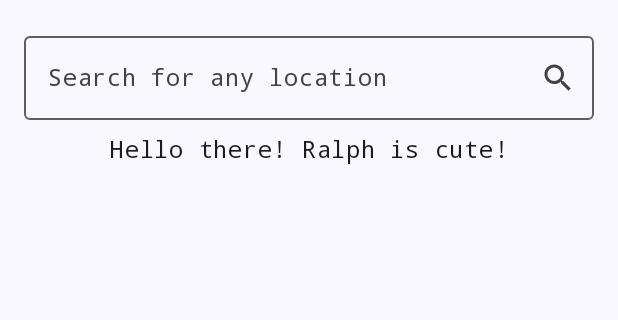
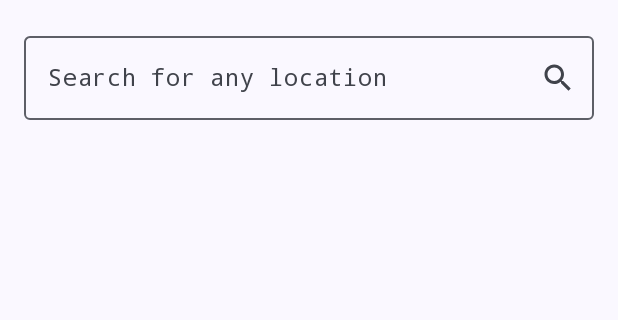
Before and after one commit to ralphmarondev/weather-app, an Android app built with Jetpack Compose: the screen it shows after launch (MainActivity), on a phone screen of 412 x 824 dp, the part 96-416 px from its top. Run offline under Robolectric (Android 15) with nearby library versions, the phone set to English and light mode, and no system bars; our stand-ins replace livedata-compose; pictures from the network do not load.

```diff
--- a/app/src/main/java/com/ralphmarondev/weatherapp/presentation/HomeScreen.kt
+++ b/app/src/main/java/com/ralphmarondev/weatherapp/presentation/HomeScreen.kt
@@ -129,12 +129,7 @@ fun HomeScreen(viewModel: HomeViewModel) {
                             WeatherDetails(data = result.data)
                         }
 
-                        null -> {
-                            Text(
-                                text = "Hello there! Ralph is cute!",
-                                fontFamily = FontFamily.Monospace
-                            )
-                        }
+                        null -> {}
                     }
                 }
             }
```
Also changed, not shown: 6 other files.
